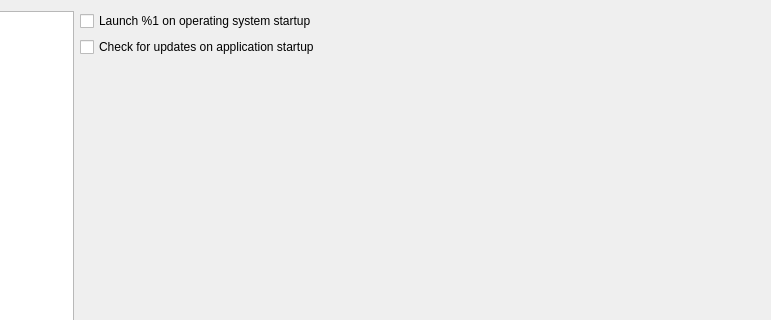
Qt form src/gui/formsettings.ui (martinrotter/rssguard) before a commit; both pictures show x 157 to 928 and y 0 to 320 of the 928 by 498 pixel window.
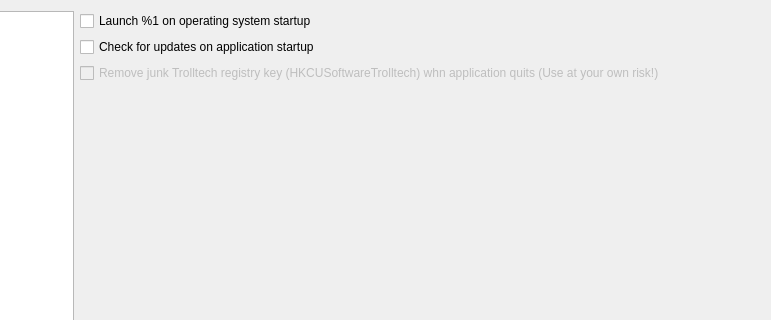
The same form after that commit. Custom widgets are drawn as their Qt base class.

Patch:
```diff
--- a/src/gui/formsettings.ui
+++ b/src/gui/formsettings.ui
@@ -123,6 +123,16 @@
          </property>
         </widget>
        </item>
+       <item row="2" column="0">
+        <widget class="QCheckBox" name="m_checkRemoveTrolltechJunk">
+         <property name="enabled">
+          <bool>false</bool>
+         </property>
+         <property name="text">
+          <string>Remove junk Trolltech registry key (HKCUSoftwareTrolltech) whn application quits (Use at your own risk!)</string>
+         </property>
+        </widget>
+       </item>
       </layout>
      </widget>
      <widget class="QWidget" name="m_pageDataStorage">
```
